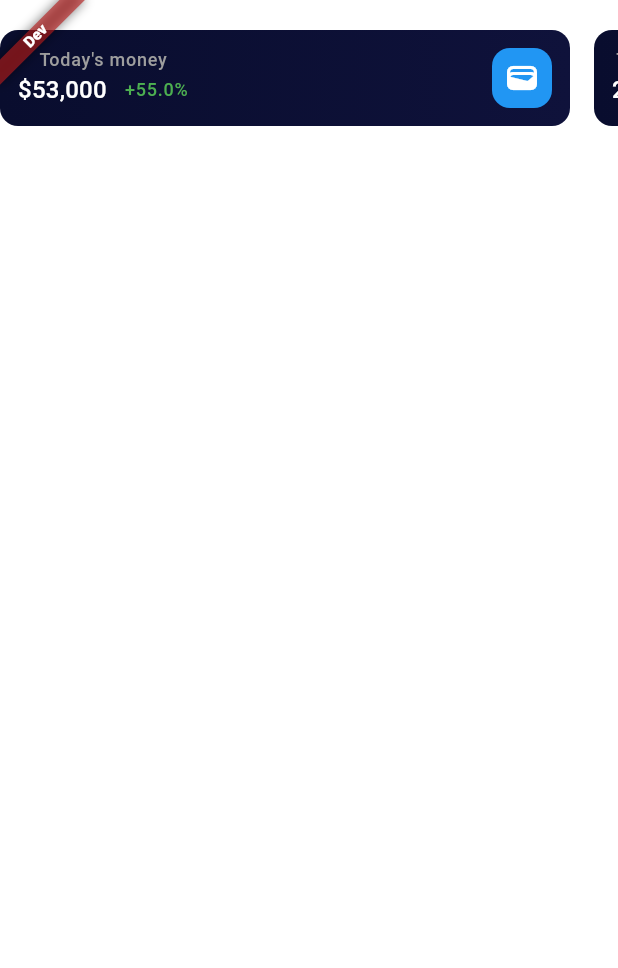
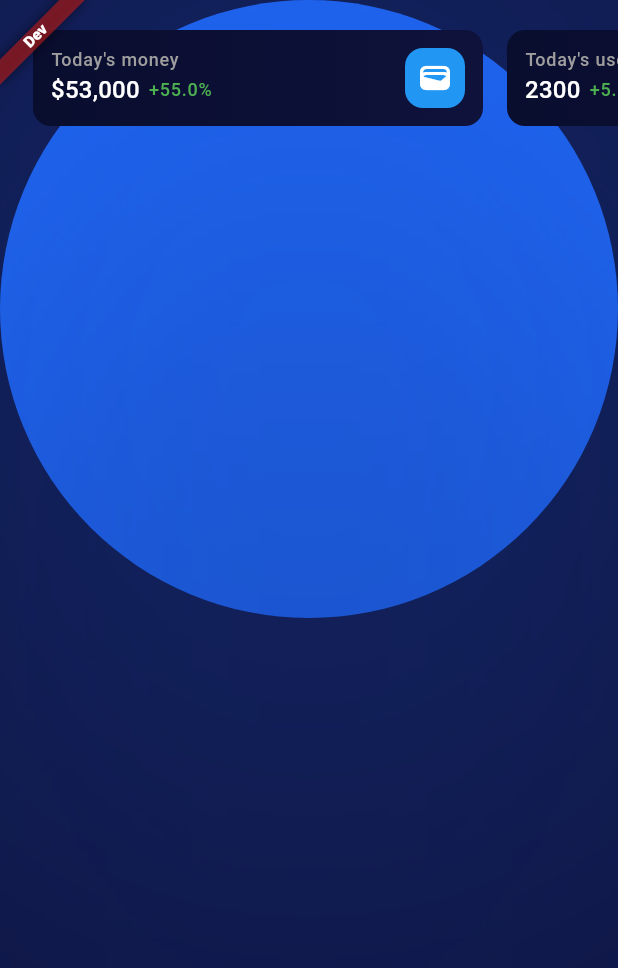
Before and after one commit to shihabkandil/admin-dashboard, a Flutter app: the DashboardScreen screen opened by its route, on a phone screen of 412 x 824 dp. Shown: the top 968 px of the screen. Run offline on Flutter 3.47's test engine with Material 3 defaults, Android fonts, the phone set to English and light mode, and no system bars; our stand-ins replace auto_route, dartz, flutter_bloc, freezed_annotation, get_it and 3 more; generated files the repository leaves out were written again.

Commit message:
fix(ui): correct color contrast & sizing

```diff
--- a/lib/common/constants/theme/app_colors.dart
+++ b/lib/common/constants/theme/app_colors.dart
@@ -15,6 +15,7 @@ class AppColors {
   static const Color onSurfaceColor = Color(0xFFFFFFFF);
   static const Color onErrorColor = Color(0xFFFFFFFF);
   static const Color cardBackgroundColor = Color(0xFFFEFBE5);
+  static const Color blue = Color(0xFF206BFF);
   static const List<Color> backgroundColors = [
     Color(0xff0F123B),
     Color(0xff090D2E),
--- a/lib/features/dashboard/presentation/screens/dashboard_screen.dart
+++ b/lib/features/dashboard/presentation/screens/dashboard_screen.dart
@@ -1,7 +1,10 @@
-import 'package:admin_dashboard/common/extensions/widgets_extensions.dart';
+import 'dart:ui';
+
 import 'package:auto_route/annotations.dart';
 import 'package:flutter/material.dart';
 
+import '../../../../common/constants/theme/app_colors.dart';
+import '../../../../common/extensions/widgets_extensions.dart';
 import '../widgets/header_cards_list.dart';
 
 @RoutePage()
@@ -11,11 +14,27 @@ class DashboardScreen extends StatelessWidget {
   @override
   Widget build(BuildContext context) {
     return Scaffold(
-      body: Column(
-        mainAxisSize: MainAxisSize.min,
+      backgroundColor: AppColors.primaryColor,
+      body: Stack(
         children: [
-          20.verticalSpace,
-          const HeaderCardsList(),
+          CircleAvatar(
+            radius: MediaQuery.sizeOf(context).width / 2,
+            backgroundColor: AppColors.blue,
+          ),
+          BackdropFilter(
+            filter: ImageFilter.blur(
+              sigmaY: 400,
+              sigmaX: 300,
+              tileMode: TileMode.decal,
+            ),
+            child: Column(
+              mainAxisSize: MainAxisSize.min,
+              children: [
+                20.verticalSpace,
+                const HeaderCardsList(),
+              ],
+            ),
+          ),
         ],
       ),
     );
--- a/lib/features/dashboard/presentation/widgets/header_analytics_card.dart
+++ b/lib/features/dashboard/presentation/widgets/header_analytics_card.dart
@@ -22,7 +22,7 @@ class HeaderAnalyticsCard extends StatelessWidget {
   @override
   Widget build(BuildContext context) {
     return SizedBox(
-      width: 380,
+      width: 300,
       child: DecoratedBox(
         decoration: BoxDecoration(
             gradient: const LinearGradient(
@@ -40,6 +40,7 @@ class HeaderAnalyticsCard extends StatelessWidget {
             mainAxisAlignment: MainAxisAlignment.spaceBetween,
             children: [
               Column(
+                crossAxisAlignment: CrossAxisAlignment.start,
                 children: [
                   Text(
                     title,
@@ -54,7 +55,7 @@ class HeaderAnalyticsCard extends StatelessWidget {
                           color: Colors.white,
                         ),
                       ),
-                      12.horizontalSpace,
+                      6.horizontalSpace,
                       Text(
                         FormatHelper.formatPercentage(percentage),
                         style: context.textTheme.labelMedium?.copyWith(
--- a/lib/features/dashboard/presentation/widgets/header_cards_list.dart
+++ b/lib/features/dashboard/presentation/widgets/header_cards_list.dart
@@ -15,6 +15,7 @@ class HeaderCardsList extends StatelessWidget {
         scrollDirection: Axis.horizontal,
         child: Row(
           children: [
+            22.horizontalSpace,
             HeaderAnalyticsCard(
               title: context.localizer.todaysMoney,
               percentage: 55,
```
